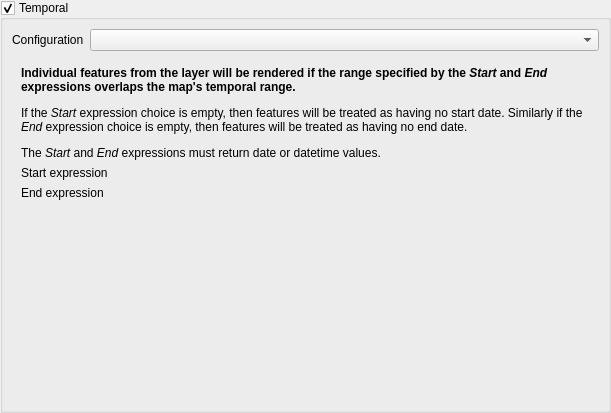
qgis/QGIS, file src/ui/qgsvectorlayertemporalpropertieswidgetbase.ui: the form before one commit.
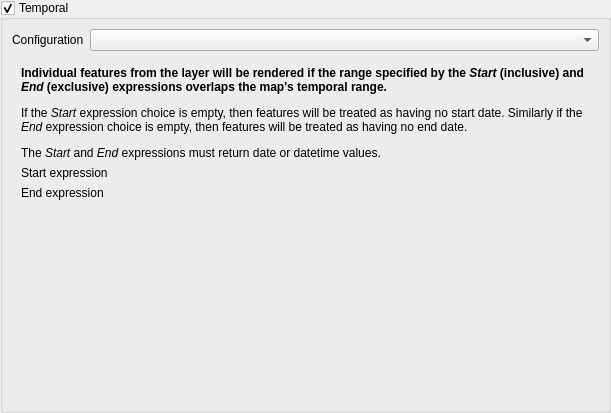
The form after the commit. Custom widgets are drawn as their Qt base class.

Commit message: Add minimal text about inclusive/exclusive limits

Diff of the .ui file:
```diff
--- a/src/ui/qgsvectorlayertemporalpropertieswidgetbase.ui
+++ b/src/ui/qgsvectorlayertemporalpropertieswidgetbase.ui
@@ -351,9 +351,7 @@
               <item row="0" column="0" colspan="2">
                <widget class="QLabel" name="label_33">
                 <property name="text">
-                 <string>&lt;p&gt;&lt;b&gt;Individual features from the layer will be rendered if the range specified by the &lt;i&gt;Start&lt;/i&gt; and &lt;i&gt;End&lt;/i&gt; expressions overlaps the map's temporal range.&lt;/b&gt;&lt;/p&gt;
-&lt;p&gt;If the &lt;i&gt;Start&lt;/i&gt; expression choice is empty, then features will be treated as having no start date. Similarly if the &lt;i&gt;End&lt;/i&gt; expression choice is empty, then features will be treated as having no end date.&lt;/p&gt;
-&lt;p&gt;The &lt;i&gt;Start&lt;/i&gt; and &lt;i&gt;End&lt;/i&gt; expressions must return date or datetime values.&lt;/p&gt;</string>
+                 <string>&lt;html&gt;&lt;head/&gt;&lt;body&gt;&lt;p&gt;&lt;span style=&quot; font-weight:600;&quot;&gt;Individual features from the layer will be rendered if the range specified by the &lt;/span&gt;&lt;span style=&quot; font-weight:600; font-style:italic;&quot;&gt;Start&lt;/span&gt;&lt;span style=&quot; font-weight:600;&quot;&gt; (inclusive) and &lt;/span&gt;&lt;span style=&quot; font-weight:600; font-style:italic;&quot;&gt;End&lt;/span&gt;&lt;span style=&quot; font-weight:600;&quot;&gt; (exclusive) expressions overlaps the map's temporal range.&lt;/span&gt;&lt;/p&gt;&lt;p&gt;If the &lt;span style=&quot; font-style:italic;&quot;&gt;Start&lt;/span&gt; expression choice is empty, then features will be treated as having no start date. Similarly if the &lt;span style=&quot; font-style:italic;&quot;&gt;End&lt;/span&gt; expression choice is empty, then features will be treated as having no end date.&lt;/p&gt;&lt;p&gt;The &lt;span style=&quot; font-style:italic;&quot;&gt;Start&lt;/span&gt; and &lt;span style=&quot; font-style:italic;&quot;&gt;End&lt;/span&gt; expressions must return date or datetime values.&lt;/p&gt;&lt;/body&gt;&lt;/html&gt;</string>
                 </property>
                 <property name="wordWrap">
                  <bool>true</bool>
```
